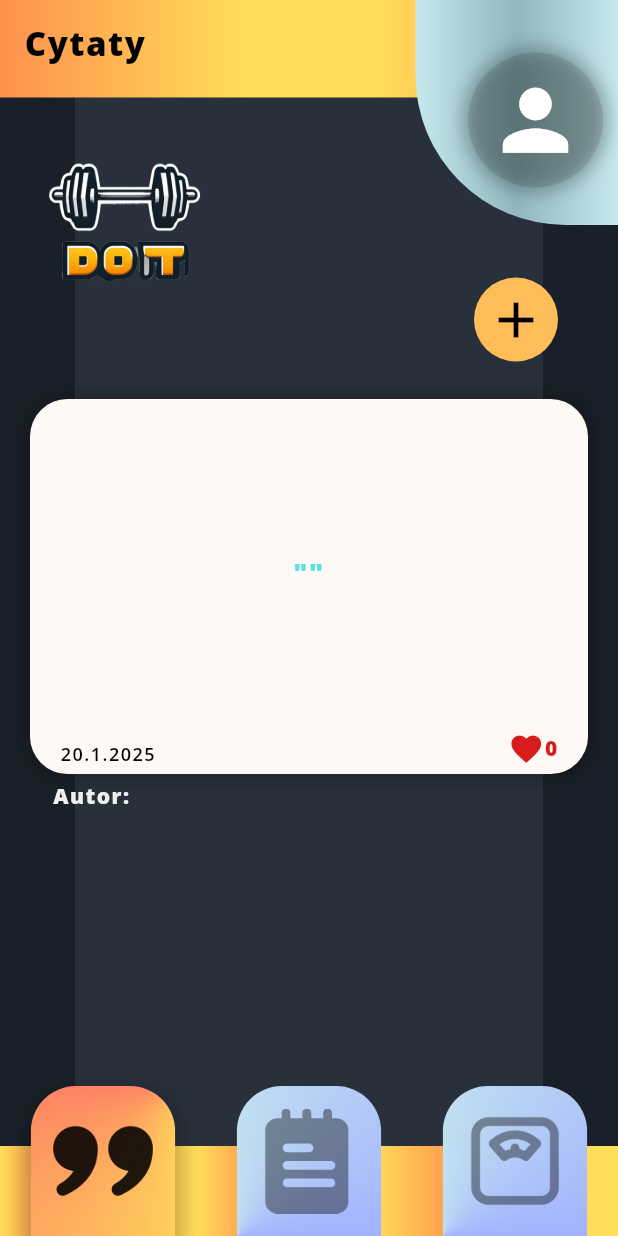
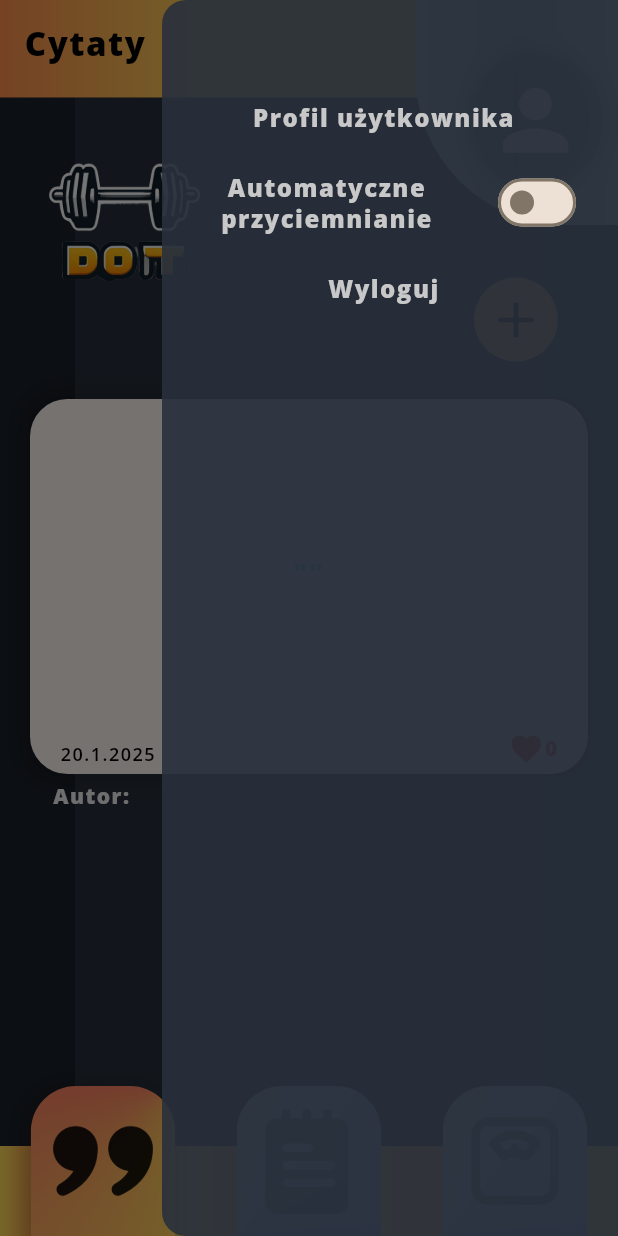
Before and after one commit to kluchoo/DoIt, a Flutter app: the Home screen opened directly, with the side drawer open (before the commit the screen has no drawer), on a phone screen of 412 x 824 dp. Run offline on Flutter 3.47's test engine with Material 3 defaults, Android fonts, the phone set to English and light mode, and no system bars; drawn by our look-alikes of flutter_card_swiper; our stand-ins replace camera, cloud_firestore, file_picker, firebase_auth, firebase_core, flutter_riverpod and 3 more; missing offline and left inert: gif; accounts and stored records are empty; statements that could not run were skipped.

Commit message:
Rozwijany panel

```diff
--- a/lib/strony/aplikacja/home.dart
+++ b/lib/strony/aplikacja/home.dart
@@ -2,6 +2,7 @@ import 'dart:typed_data';
 
 import 'package:do_it/komponenty/app_background_colors.dart';
 import 'package:do_it/komponenty/botom_navigation_bar.dart';
+import 'package:do_it/komponenty/text.dart';
 import 'package:do_it/providers/home_page_providers.dart';
 import 'package:do_it/strony/aplikacja/progressDocumentations.dart';
 import 'package:do_it/strony/aplikacja/zakladki/cytaty.dart';
@@ -22,6 +23,7 @@ class Home extends ConsumerStatefulWidget {
 class _HomeState extends ConsumerState<Home> {
   int index = 0;
   Uint8List? profileImage;
+  bool isScreenDimmed = false;
 
   @override
   void initState() {
@@ -86,13 +88,11 @@ class _HomeState extends ConsumerState<Home> {
                         ),
                       ),
                     ),
-                    GestureDetector(
+                    Builder(
+                      builder: (context) => GestureDetector(
                         onTap: () {
-                        Navigator.push(
-                            context,
-                            MaterialPageRoute(
-                                builder: (context) =>
-                                    const ProfileSettingsPage()));
+                          debugPrint('Otwieranie szuflady');
+                          Scaffold.of(context).openEndDrawer();
                         },
                         child: OverflowBox(
                           maxWidth: 135,
@@ -115,7 +115,8 @@ class _HomeState extends ConsumerState<Home> {
                               ),
                             ),
                             child: Padding(
-                            padding: const EdgeInsets.fromLTRB(50, 35, 25, 25),
+                              padding:
+                                  const EdgeInsets.fromLTRB(50, 35, 25, 25),
                               child: OverflowBox(
                                 maxHeight: 90,
                                 maxWidth: 90,
@@ -162,10 +163,45 @@ class _HomeState extends ConsumerState<Home> {
                           ),
                         ),
                       ),
+                    ),
                   ],
                 )),
           ]),
         ),
+        endDrawer: Drawer(
+            backgroundColor: AppColors.secondaryAccent.withOpacity(0.9),
+            child: Column(
+              children: [
+                const SizedBox(height: 50),
+                ListTile(
+                  title: const StylizowanyNaglowek('Profil użytkownika'),
+                  onTap: () {
+                    Navigator.of(context).push(MaterialPageRoute(
+                        builder: (context) => const ProfileSettingsPage()));
+                  },
+                ),
+                ListTile(
+                  title:
+                      const StylizowanyNaglowek('Automatyczne przyciemnianie'),
+                  trailing: Switch(
+                    value: isScreenDimmed,
+                    onChanged: (value) {
+                      setState(() {
+                        isScreenDimmed = value;
+                      });
+                    },
+                  ),
+                ),
+                ListTile(
+                  title: StylizowanyNaglowek(
+                    'Wyloguj',
+                  ),
+                  onTap: () {
+                    ref.read(appUserProvider).logOut();
+                  },
+                ),
+              ],
+            )),
         body: MainAppBackground(Stack(
           children: [
             Padding(
```
Lines whose indentation alone changed are shown as unchanged.
